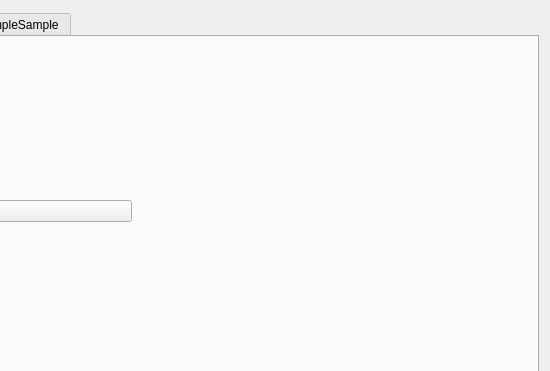
The window that Qt_Notes/Example/DesignerSimpleSample/AMyWidget.ui (Jacob-xyb/Cpp_Note) describes before a commit, drawn with Qt 5; both pictures show x 281 to 831 and y 0 to 371 of the 831 by 580 pixel window.
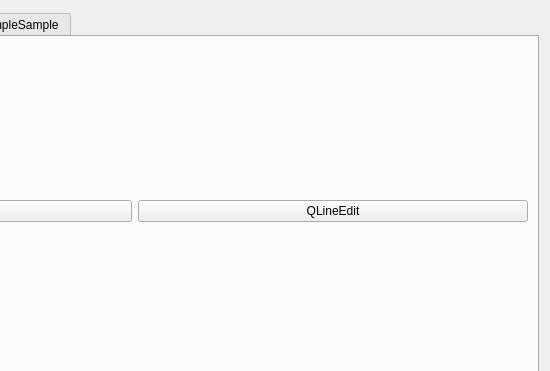
The same window after the commit. The open tabs and pages were chosen to show the change.

The edit to the form file:
```diff
--- a/Qt_Notes/Example/DesignerSimpleSample/AMyWidget.ui
+++ b/Qt_Notes/Example/DesignerSimpleSample/AMyWidget.ui
@@ -66,6 +66,13 @@
          </property>
         </widget>
        </item>
+       <item row="0" column="1">
+        <widget class="QPushButton" name="btn_QLineEdit">
+         <property name="text">
+          <string>QLineEdit</string>
+         </property>
+        </widget>
+       </item>
       </layout>
      </widget>
      <widget class="QWidget" name="tab_3">
```
Left out of the diff: 2 changed lines with no effect on the pictures.
